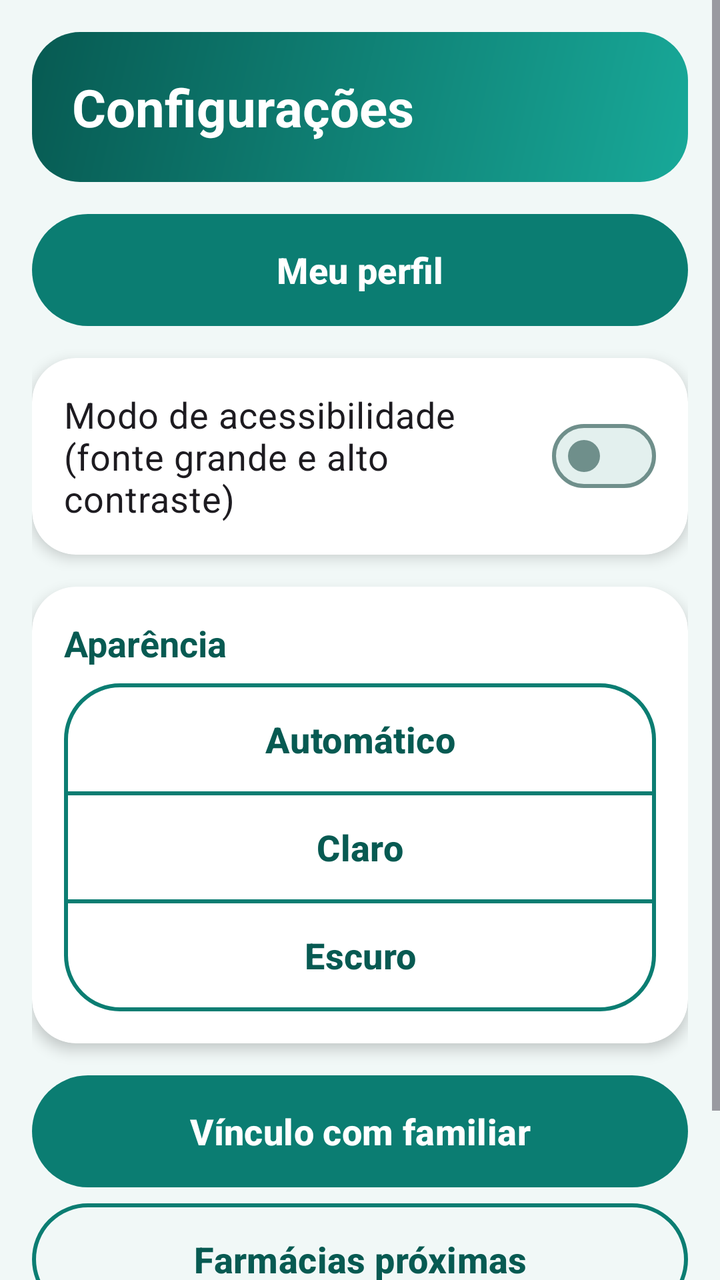
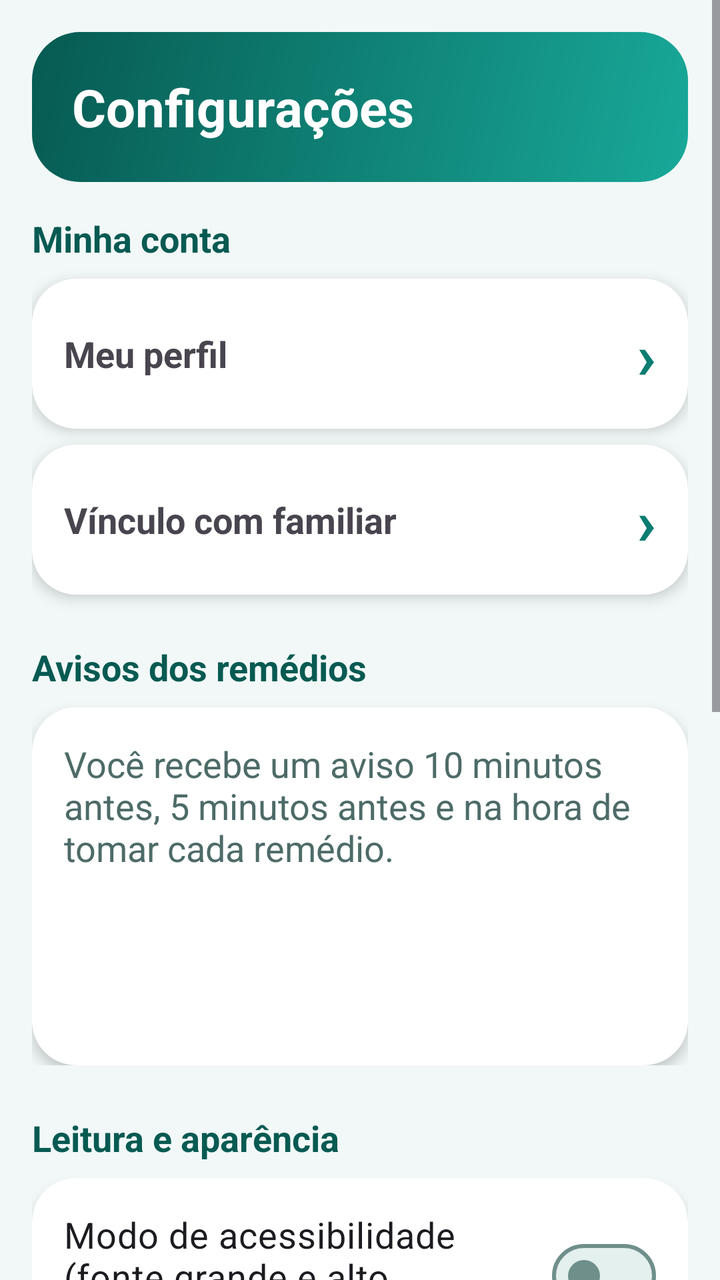

The first picture is an Android layout as it rendered before a commit; the second is the same layout after the commit. The layout source and the unified diff follow.
<!-- AndroidManifest.xml: application theme Theme.RemedioCerto -->
<!-- res/layout/fragment_configuracoes.xml -->
<?xml version="1.0" encoding="utf-8"?>
<ScrollView xmlns:android="http://schemas.android.com/apk/res/android"
    xmlns:app="http://schemas.android.com/apk/res-auto"
    android:layout_width="match_parent"
    android:layout_height="match_parent">

    <LinearLayout
        android:layout_width="match_parent"
        android:layout_height="wrap_content"
        android:orientation="vertical"
        android:padding="@dimen/margem">

        <TextView
            android:id="@+id/tvTitulo"
            style="@style/Estilo.Titulo"
            android:layout_width="match_parent"
            android:layout_height="wrap_content"
            android:text="@string/config_titulo" />

        <com.google.android.material.button.MaterialButton
            android:id="@+id/btnPerfil"
            android:layout_width="match_parent"
            android:layout_height="wrap_content"
            android:minHeight="@dimen/altura_botao"
            android:layout_marginTop="@dimen/margem"
            android:text="@string/config_perfil" />

        <com.google.android.material.card.MaterialCardView
            android:layout_width="match_parent"
            android:layout_height="wrap_content"
            android:layout_marginTop="@dimen/margem">

            <com.google.android.material.materialswitch.MaterialSwitch
                android:id="@+id/switchAcessibilidade"
                android:layout_width="match_parent"
                android:layout_height="wrap_content"
                android:minHeight="@dimen/altura_botao"
                android:padding="@dimen/margem"
                android:text="@string/config_acessibilidade"
                android:textSize="@dimen/texto_corpo" />
        </com.google.android.material.card.MaterialCardView>

        <com.google.android.material.card.MaterialCardView
            android:layout_width="match_parent"
            android:layout_height="wrap_content"
            android:layout_marginTop="@dimen/margem">

            <LinearLayout
                android:layout_width="match_parent"
                android:layout_height="wrap_content"
                android:orientation="vertical"
                android:padding="@dimen/margem">

                <TextView
                    style="@style/Estilo.Secao"
                    android:layout_width="match_parent"
                    android:layout_height="wrap_content"
                    android:text="@string/config_tema" />

                <com.google.android.material.button.MaterialButtonToggleGroup
                    android:id="@+id/toggleTema"
                    android:layout_width="match_parent"
                    android:layout_height="wrap_content"
                    android:layout_marginTop="8dp"
                    app:selectionRequired="true"
                    android:orientation="vertical"
                    app:singleSelection="true">

                    <com.google.android.material.button.MaterialButton
                        android:id="@+id/btnTemaAutomatico"
                        style="?attr/materialButtonOutlinedStyle"
                        android:layout_width="match_parent"
                        android:layout_height="wrap_content"
                        android:minHeight="@dimen/altura_botao"
                        android:text="@string/tema_automatico" />

                    <com.google.android.material.button.MaterialButton
                        android:id="@+id/btnTemaClaro"
                        style="?attr/materialButtonOutlinedStyle"
                        android:layout_width="match_parent"
                        android:layout_height="wrap_content"
                        android:minHeight="@dimen/altura_botao"
                        android:text="@string/tema_claro" />

                    <com.google.android.material.button.MaterialButton
                        android:id="@+id/btnTemaEscuro"
                        style="?attr/materialButtonOutlinedStyle"
                        android:layout_width="match_parent"
                        android:layout_height="wrap_content"
                        android:minHeight="@dimen/altura_botao"
                        android:text="@string/tema_escuro" />
                </com.google.android.material.button.MaterialButtonToggleGroup>
            </LinearLayout>
        </com.google.android.material.card.MaterialCardView>

        <com.google.android.material.button.MaterialButton
            android:id="@+id/btnVinculo"
            android:layout_width="match_parent"
            android:layout_height="wrap_content"
            android:minHeight="@dimen/altura_botao"
            android:layout_marginTop="@dimen/margem"
            android:text="@string/config_vinculo" />

        <com.google.android.material.button.MaterialButton
            android:id="@+id/btnFarmacias"
            style="@style/Widget.RemedioCerto.Button.Outlined"
            android:layout_width="match_parent"
            android:layout_height="wrap_content"
            android:minHeight="@dimen/altura_botao"
            android:layout_marginTop="8dp"
            android:text="@string/config_farmacias" />

        <com.google.android.material.button.MaterialButton
            android:id="@+id/btnSair"
            style="@style/Widget.RemedioCerto.Button.Texto"
            android:layout_width="match_parent"
            android:layout_height="wrap_content"
            android:minHeight="@dimen/altura_botao"
            android:layout_marginTop="8dp"
            android:text="@string/config_sair" />
    </LinearLayout>
</ScrollView>
<!-- resources referenced by this layout -->
<resources>
  <dimen name="altura_botao">56dp</dimen>
  <dimen name="margem">16dp</dimen>
  <dimen name="texto_corpo">18sp</dimen>
  <string name="config_acessibilidade">Modo de acessibilidade (fonte grande e alto contraste)</string>
  <string name="config_farmacias">Farmácias próximas</string>
  <string name="config_perfil">Meu perfil</string>
  <string name="config_sair">Sair</string>
  <string name="config_tema">Aparência</string>
  <string name="config_titulo">Configurações</string>
  <string name="config_vinculo">Vínculo com familiar</string>
  <string name="tema_automatico">Automático</string>
  <string name="tema_claro">Claro</string>
  <string name="tema_escuro">Escuro</string>
  <style name="Estilo.Secao" parent="">
          <item name="android:textColor">@color/rc_primaria_escura</item>
          <item name="android:textSize">18sp</item>
          <item name="android:textStyle">bold</item>
      </style>
  <style name="Estilo.Titulo" parent="">
          <item name="android:background">@drawable/bg_cabecalho</item>
          <item name="android:textColor">@color/white</item>
          <item name="android:textSize">26sp</item>
          <item name="android:textStyle">bold</item>
          <item name="android:padding">20dp</item>
      </style>
  <color name="rc_primaria_escura">#075A52</color>
  <color name="white">#FFFFFFFF</color>
  <color name="rc_primaria">#0B7D72</color>
  <color name="rc_sobre_primaria">#FFFFFF</color>
  <color name="rc_primaria_clara">#D4F1EC</color>
  <color name="rc_coral">#E8553A</color>
  <color name="rc_amarelo">#FFC93C</color>
  <color name="rc_fundo">#F1F8F7</color>
  <color name="rc_superficie">#FFFFFF</color>
  <color name="rc_superficie_alta">#E3F0EE</color>
  <color name="rc_texto">#12312F</color>
  <color name="rc_texto_suave">#4D6B68</color>
  <color name="rc_contorno_forte">#6F8F8B</color>
  <color name="rc_contorno">#C9E2DE</color>
  <style name="Forma.Pequena" parent="ShapeAppearance.Material3.SmallComponent">
          <item name="cornerFamily">rounded</item>
          <item name="cornerSize">14dp</item>
      </style>
  <style name="Forma.Media" parent="ShapeAppearance.Material3.MediumComponent">
          <item name="cornerFamily">rounded</item>
          <item name="cornerSize">22dp</item>
      </style>
  <style name="Forma.Grande" parent="ShapeAppearance.Material3.LargeComponent">
          <item name="cornerFamily">rounded</item>
          <item name="cornerSize">28dp</item>
      </style>
  <style name="Widget.RemedioCerto.Card" parent="Widget.Material3.CardView.Elevated">
          <item name="cardBackgroundColor">@color/rc_superficie</item>
          <item name="cardElevation">4dp</item>
          <item name="cardCornerRadius">22dp</item>
      </style>
  <style name="Widget.RemedioCerto.BottomNav" parent="Widget.Material3.BottomNavigationView">
          <item name="elevation">12dp</item>
          <item name="labelVisibilityMode">labeled</item>
          <item name="itemTextAppearanceActive">@style/Texto.Aba</item>
          <item name="itemTextAppearanceInactive">@style/Texto.Aba</item>
      </style>
  <color name="rc_gradiente_fim">#18A999</color>
  <color name="rc_gradiente_inicio">#075A52</color>
  <style name="Texto.Aba" parent="TextAppearance.Material3.LabelMedium">
          <item name="android:textSize">13sp</item>
          <item name="android:textStyle">bold</item>
      </style>
  <!-- unchanged entries left out for length: 5 -->
</resources>

<!-- the commit's change to res/layout/fragment_configuracoes.xml (unified diff, before → after) -->
@@ -17,18 +17,163 @@
             android:layout_height="wrap_content"
             android:text="@string/config_titulo" />
 
-        <com.google.android.material.button.MaterialButton
+        <TextView
+            style="@style/Estilo.Secao"
+            android:layout_width="match_parent"
+            android:layout_height="wrap_content"
+            android:layout_marginTop="16dp"
+            android:text="@string/config_secao_conta" />
+
+        <com.google.android.material.card.MaterialCardView
             android:id="@+id/btnPerfil"
             android:layout_width="match_parent"
             android:layout_height="wrap_content"
-            android:minHeight="@dimen/altura_botao"
-            android:layout_marginTop="@dimen/margem"
-            android:text="@string/config_perfil" />
-
-        <com.google.android.material.card.MaterialCardView
-            android:layout_width="match_parent"
-            android:layout_height="wrap_content"
-            android:layout_marginTop="@dimen/margem">
+            android:layout_marginTop="8dp"
+            android:clickable="true"
+            android:focusable="true">
+
+            <LinearLayout
+                android:layout_width="match_parent"
+                android:layout_height="wrap_content"
+                android:gravity="center_vertical"
+                android:minHeight="@dimen/altura_botao"
+                android:orientation="horizontal"
+                android:padding="@dimen/margem">
+
+                <TextView
+                    android:layout_width="0dp"
+                    android:layout_height="wrap_content"
+                    android:layout_weight="1"
+                    android:text="@string/config_perfil"
+                    android:textSize="@dimen/texto_corpo"
+                    android:textStyle="bold" />
+
+                <TextView
+                    android:layout_width="wrap_content"
+                    android:layout_height="wrap_content"
+                    android:importantForAccessibility="no"
+                    android:text="@string/seta"
+                    android:textColor="@color/rc_primaria"
+                    android:textSize="32sp"
+                    android:textStyle="bold" />
+            </LinearLayout>
+        </com.google.android.material.card.MaterialCardView>
+
+        <com.google.android.material.card.MaterialCardView
+            android:id="@+id/btnVinculo"
+            android:layout_width="match_parent"
+            android:layout_height="wrap_content"
+            android:layout_marginTop="8dp"
+            android:clickable="true"
+            android:focusable="true">
+
+            <LinearLayout
+                android:layout_width="match_parent"
+                android:layout_height="wrap_content"
+                android:gravity="center_vertical"
+                android:minHeight="@dimen/altura_botao"
+                android:orientation="horizontal"
+                android:padding="@dimen/margem">
+
+                <TextView
+                    android:layout_width="0dp"
+                    android:layout_height="wrap_content"
+                    android:layout_weight="1"
+                    android:text="@string/config_vinculo"
+                    android:textSize="@dimen/texto_corpo"
+                    android:textStyle="bold" />
+
+                <TextView
+                    android:layout_width="wrap_content"
+                    android:layout_height="wrap_content"
+                    android:importantForAccessibility="no"
+                    android:text="@string/seta"
+                    android:textColor="@color/rc_primaria"
+                    android:textSize="32sp"
+                    android:textStyle="bold" />
+            </LinearLayout>
+        </com.google.android.material.card.MaterialCardView>
+
+        
+        <LinearLayout
+            android:id="@+id/secaoAvisos"
+            android:layout_width="match_parent"
+            android:layout_height="wrap_content"
+            android:orientation="vertical">
+
+        <TextView
+            style="@style/Estilo.Secao"
+            android:layout_width="match_parent"
+            android:layout_height="wrap_content"
+            android:layout_marginTop="24dp"
+            android:text="@string/config_secao_avisos" />
+
+            <com.google.android.material.card.MaterialCardView
+                android:layout_width="match_parent"
+                android:layout_height="wrap_content"
+                android:layout_marginTop="8dp">
+
+                <LinearLayout
+                    android:layout_width="match_parent"
+                    android:layout_height="wrap_content"
+                    android:orientation="vertical"
+                    android:padding="@dimen/margem">
+
+                    <TextView
+                        android:layout_width="match_parent"
+                        android:layout_height="wrap_content"
+                        android:text="@string/config_avisos_explica"
+                        android:textColor="@color/rc_texto_suave"
+                        android:textSize="@dimen/texto_corpo" />
+
+                    <TextView
+                        android:id="@+id/tvStatusNotif"
+                        android:layout_width="match_parent"
+                        android:layout_height="wrap_content"
+                        android:layout_marginTop="@dimen/margem"
+                        android:textSize="@dimen/texto_corpo"
+                        android:textStyle="bold" />
+
+                    <com.google.android.material.button.MaterialButton
+                        android:id="@+id/btnLigarNotif"
+                        android:layout_width="match_parent"
+                        android:layout_height="wrap_content"
+                        android:layout_marginTop="8dp"
+                        android:minHeight="@dimen/altura_botao"
+                        android:text="@string/aviso_notif_botao"
+                        android:visibility="gone" />
+
+                    <TextView
+                        android:id="@+id/tvStatusExato"
+                        android:layout_width="match_parent"
+                        android:layout_height="wrap_content"
+                        android:layout_marginTop="@dimen/margem"
+                        android:textSize="@dimen/texto_corpo"
+                        android:textStyle="bold" />
+
+                    <com.google.android.material.button.MaterialButton
+                        android:id="@+id/btnPermitirExato"
+                        android:layout_width="match_parent"
+                        android:layout_height="wrap_content"
+                        android:layout_marginTop="8dp"
+                        android:minHeight="@dimen/altura_botao"
+                        android:text="@string/aviso_exato_botao"
+                        android:visibility="gone" />
+                </LinearLayout>
+            </com.google.android.material.card.MaterialCardView>
+        </LinearLayout>
+
+        <TextView
+            style="@style/Estilo.Secao"
+            android:layout_width="match_parent"
+            android:layout_height="wrap_content"
+            android:layout_marginTop="24dp"
+            android:text="@string/config_secao_leitura" />
+
+        <com.google.android.material.card.MaterialCardView
+            android:layout_width="match_parent"
+            android:layout_height="wrap_content"
+            android:layout_marginTop="8dp">
 
             <com.google.android.material.materialswitch.MaterialSwitch
                 android:id="@+id/switchAcessibilidade"
@@ -43,7 +188,7 @@
         <com.google.android.material.card.MaterialCardView
             android:layout_width="match_parent"
             android:layout_height="wrap_content"
-            android:layout_marginTop="@dimen/margem">
+            android:layout_marginTop="8dp">
 
             <LinearLayout
                 android:layout_width="match_parent"
@@ -52,18 +197,19 @@
                 android:padding="@dimen/margem">
 
                 <TextView
-                    style="@style/Estilo.Secao"
                     android:layout_width="match_parent"
                     android:layout_height="wrap_content"
-                    android:text="@string/config_tema" />
+                    android:text="@string/config_tema"
+                    android:textSize="@dimen/texto_corpo"
+                    android:textStyle="bold" />
 
                 <com.google.android.material.button.MaterialButtonToggleGroup
                     android:id="@+id/toggleTema"
                     android:layout_width="match_parent"
                     android:layout_height="wrap_content"
                     android:layout_marginTop="8dp"
+                    android:orientation="vertical"
                     app:selectionRequired="true"
-                    android:orientation="vertical"
                     app:singleSelection="true">
 
                     <com.google.android.material.button.MaterialButton
@@ -93,30 +239,55 @@
             </LinearLayout>
         </com.google.android.material.card.MaterialCardView>
 
-        <com.google.android.material.button.MaterialButton
-            android:id="@+id/btnVinculo"
-            android:layout_width="match_parent"
-            android:layout_height="wrap_content"
-            android:minHeight="@dimen/altura_botao"
-            android:layout_marginTop="@dimen/margem"
-            android:text="@string/config_vinculo" />
-
-        <com.google.android.material.button.MaterialButton
+        <TextView
+            style="@style/Estilo.Secao"
+            android:layout_width="match_parent"
+            android:layout_height="wrap_content"
+            android:layout_marginTop="24dp"
+            android:text="@string/config_secao_mais" />
+
+        <com.google.android.material.card.MaterialCardView
             android:id="@+id/btnFarmacias"
-            style="@style/Widget.RemedioCerto.Button.Outlined"
-            android:layout_width="match_parent"
-            android:layout_height="wrap_content"
-            android:minHeight="@dimen/altura_botao"
+            android:layout_width="match_parent"
+            android:layout_height="wrap_content"
             android:layout_marginTop="8dp"
-            android:text="@string/config_farmacias" />
+            android:clickable="true"
+            android:focusable="true">
+
+            <LinearLayout
+                android:layout_width="match_parent"
+                android:layout_height="wrap_content"
+                android:gravity="center_vertical"
+                android:minHeight="@dimen/altura_botao"
+                android:orientation="horizontal"
+                android:padding="@dimen/margem">
+
+                <TextView
+                    android:layout_width="0dp"
+                    android:layout_height="wrap_content"
+                    android:layout_weight="1"
+                    android:text="@string/config_farmacias"
+                    android:textSize="@dimen/texto_corpo"
+                    android:textStyle="bold" />
+
+                <TextView
+                    android:layout_width="wrap_content"
+                    android:layout_height="wrap_content"
+                    android:importantForAccessibility="no"
+                    android:text="@string/seta"
+                    android:textColor="@color/rc_primaria"
+                    android:textSize="32sp"
+                    android:textStyle="bold" />
+            </LinearLayout>
+        </com.google.android.material.card.MaterialCardView>
 
         <com.google.android.material.button.MaterialButton
             android:id="@+id/btnSair"
             style="@style/Widget.RemedioCerto.Button.Texto"
             android:layout_width="match_parent"
             android:layout_height="wrap_content"
+            android:layout_marginTop="24dp"
             android:minHeight="@dimen/altura_botao"
-            android:layout_marginTop="8dp"
             android:text="@string/config_sair" />
     </LinearLayout>
 </ScrollView>
<!-- resource entries referenced after the edit -->
@@ -3,13 +3,21 @@
   <dimen name="altura_botao">56dp</dimen>
   <dimen name="margem">16dp</dimen>
   <dimen name="texto_corpo">18sp</dimen>
+  <string name="aviso_exato_botao">Permitir alarmes</string>
+  <string name="aviso_notif_botao">Ligar notificações</string>
   <string name="config_acessibilidade">Modo de acessibilidade (fonte grande e alto contraste)</string>
+  <string name="config_avisos_explica">Você recebe um aviso 10 minutos antes, 5 minutos antes e na hora de tomar cada remédio.</string>
   <string name="config_farmacias">Farmácias próximas</string>
   <string name="config_perfil">Meu perfil</string>
   <string name="config_sair">Sair</string>
+  <string name="config_secao_avisos">Avisos dos remédios</string>
+  <string name="config_secao_conta">Minha conta</string>
+  <string name="config_secao_leitura">Leitura e aparência</string>
+  <string name="config_secao_mais">Mais</string>
   <string name="config_tema">Aparência</string>
   <string name="config_titulo">Configurações</string>
   <string name="config_vinculo">Vínculo com familiar</string>
+  <string name="seta">›</string>
   <string name="tema_automatico">Automático</string>
   <string name="tema_claro">Claro</string>
   <string name="tema_escuro">Escuro</string>
